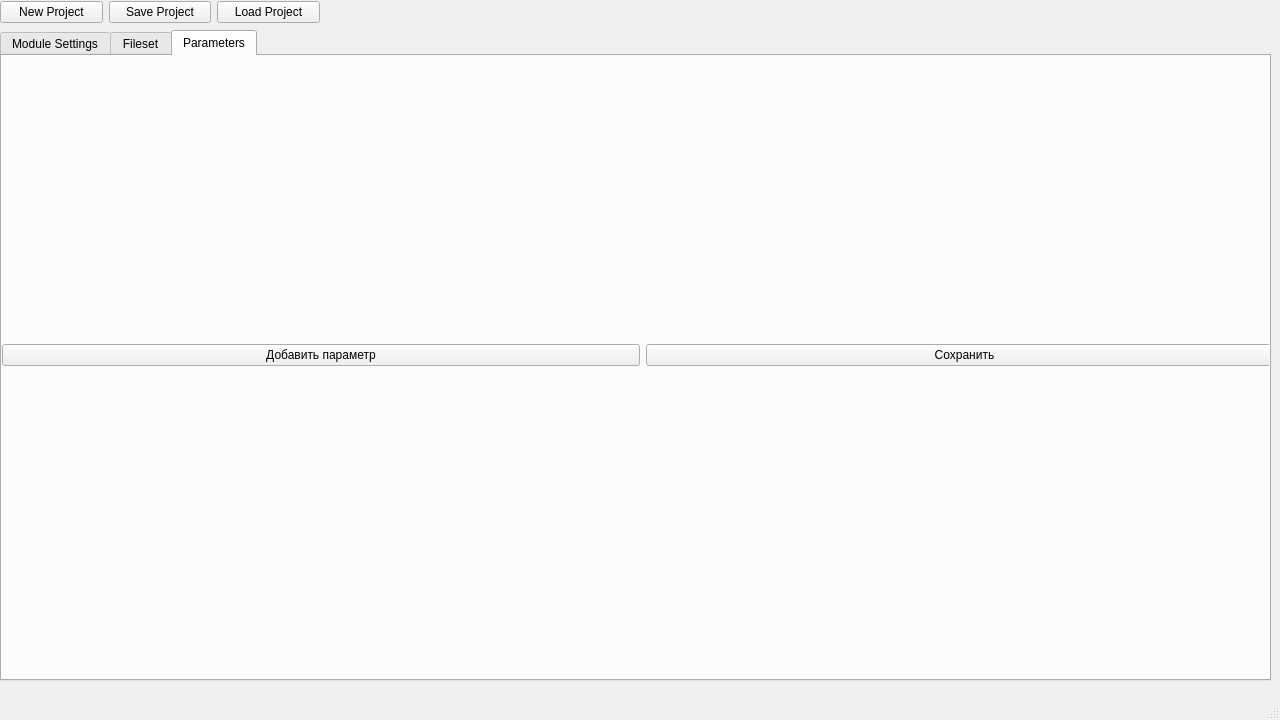
Above: gui_files/mainwindow.ui from NazarovDA/tcl-reader-creator before the change. Below: the same form after it.
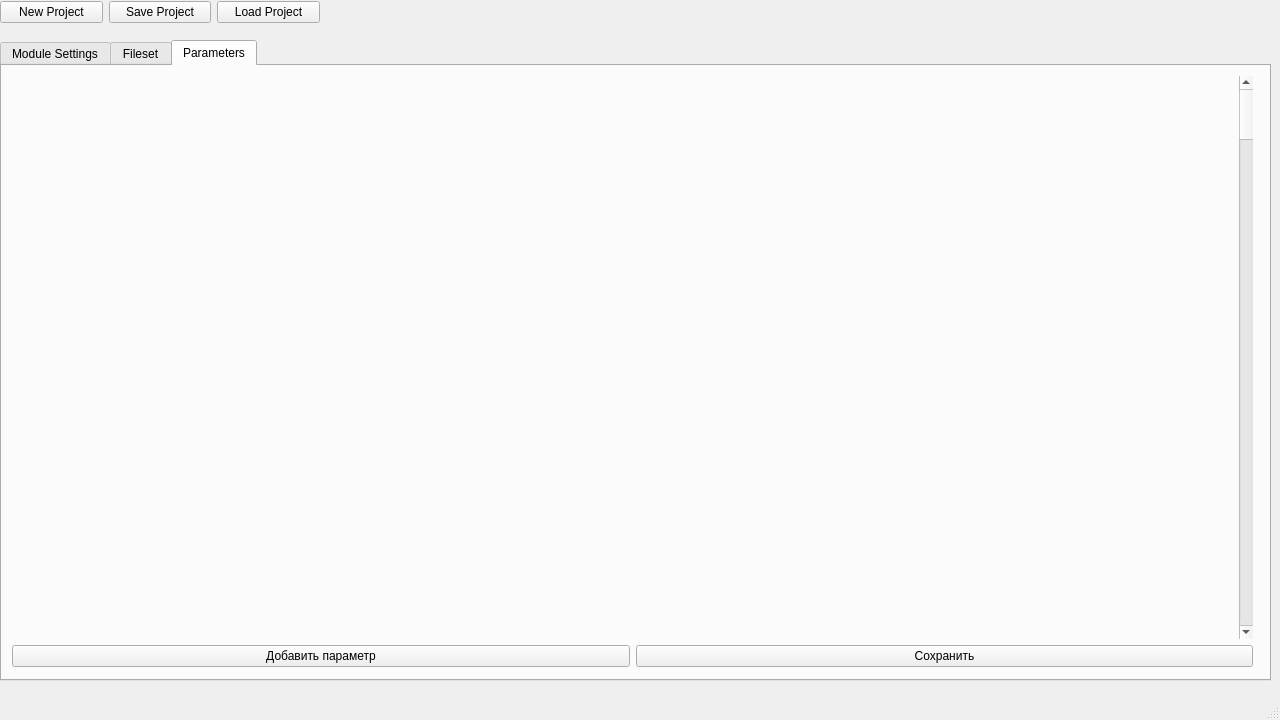
That is the form after the change.

What changed in the file:
```diff
--- a/gui_files/mainwindow.ui
+++ b/gui_files/mainwindow.ui
@@ -75,9 +75,9 @@
     <property name="geometry">
      <rect>
       <x>0</x>
-      <y>30</y>
+      <y>40</y>
       <width>1271</width>
-      <height>651</height>
+      <height>641</height>
      </rect>
     </property>
     <property name="currentIndex">
@@ -162,15 +162,23 @@
      <widget class="QWidget" name="verticalLayoutWidget_6">
       <property name="geometry">
        <rect>
-        <x>0</x>
-        <y>-1</y>
-        <width>1281</width>
-        <height>601</height>
+        <x>10</x>
+        <y>10</y>
+        <width>1241</width>
+        <height>591</height>
        </rect>
       </property>
       <layout class="QVBoxLayout" name="ParametersSettingVLayout">
        <item>
-        <layout class="QVBoxLayout" name="ParametersLayout"/>
+        <layout class="QVBoxLayout" name="ParametersLayout">
+         <item alignment="Qt::AlignRight">
+          <widget class="QScrollBar" name="verticalScrollBar">
+           <property name="orientation">
+            <enum>Qt::Vertical</enum>
+           </property>
+          </widget>
+         </item>
+        </layout>
        </item>
        <item>
         <layout class="QHBoxLayout" name="horizontalLayout_3">
```
Left out of the diff: 8 changed lines with no effect on the pictures.
